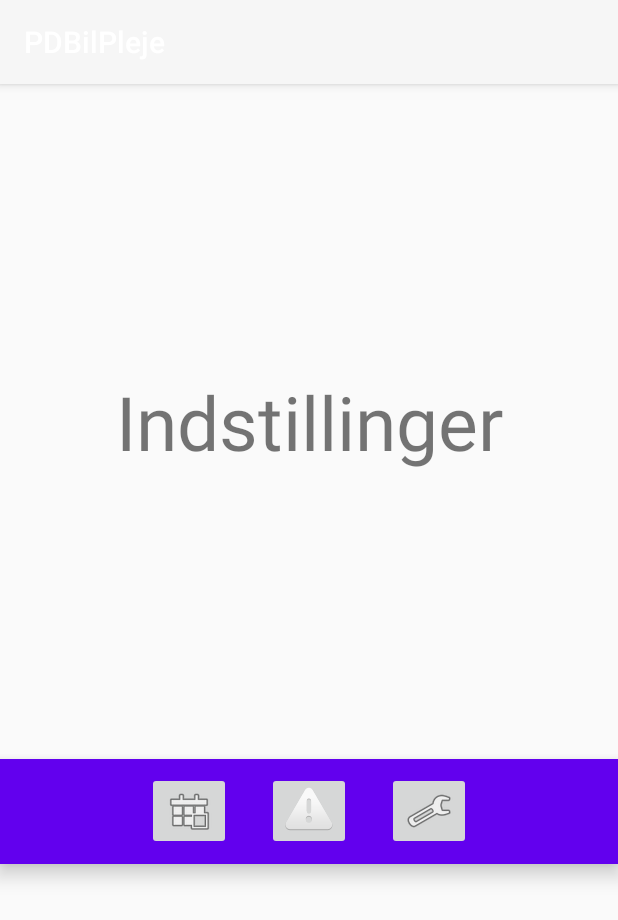
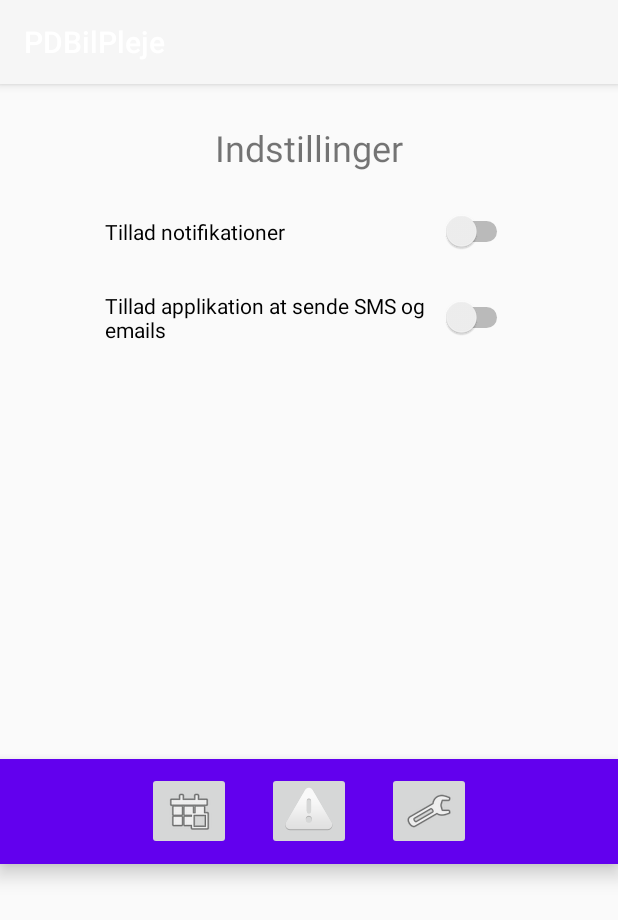
Before and after one commit to nato93/PDBilPleje, an Android app: the fragment SettingsFragment placed in its activity, on a phone screen of 412 x 824 dp. Shown: the top 920 px of the screen. Run offline under Robolectric (Android 15) with nearby library versions, the phone set to English and light mode, and no system bars.

Commit message:
created navbar and fragments

```diff
--- a/app/src/main/java/dk/aau/hr/pdbilpleje/Homepage/SettingsFragment.java
+++ b/app/src/main/java/dk/aau/hr/pdbilpleje/Homepage/SettingsFragment.java
@@ -20,6 +20,4 @@ public class SettingsFragment extends Fragment {
 //aye
         return view;
     }
-
-
 }
--- a/app/src/main/res/layout/fragment_settings.xml
+++ b/app/src/main/res/layout/fragment_settings.xml
@@ -2,17 +2,60 @@
 <androidx.constraintlayout.widget.ConstraintLayout
     xmlns:android="http://schemas.android.com/apk/res/android"
     xmlns:app="http://schemas.android.com/apk/res-auto"
+    xmlns:tools="http://schemas.android.com/tools"
     android:layout_width="match_parent"
     android:layout_height="match_parent">
 
+
     <TextView
-        android:id="@+id/settingsText"
+        android:id="@+id/textView3"
         android:layout_width="wrap_content"
         android:layout_height="wrap_content"
         android:text="@string/indstillinger"
-        android:textSize="50sp"
-        app:layout_constraintBottom_toBottomOf="parent"
+        android:textSize="24sp"
+        app:layout_constraintBottom_toTopOf="@+id/switch1"
         app:layout_constraintEnd_toEndOf="parent"
         app:layout_constraintStart_toStartOf="parent"
         app:layout_constraintTop_toTopOf="parent" />
-</androidx.constraintlayout.widget.ConstraintLayout>
+
+    <Switch
+        android:id="@+id/switch1"
+        android:layout_width="match_parent"
+        android:layout_height="wrap_content"
+        android:layout_weight="1"
+        android:paddingStart="70dp"
+        android:paddingEnd="70dp"
+        android:text="Tillad notifikationer"
+        app:layout_constraintBottom_toBottomOf="parent"
+        app:layout_constraintEnd_toEndOf="parent"
+        app:layout_constraintHorizontal_bias="0.0"
+        app:layout_constraintStart_toStartOf="parent"
+        app:layout_constraintTop_toTopOf="parent"
+        app:layout_constraintVertical_bias="0.201" />
+
+    <Switch
+        android:id="@+id/switch3"
+        android:layout_width="match_parent"
+        android:layout_height="wrap_content"
+        android:layout_weight="1"
+        android:paddingStart="70dp"
+        android:paddingEnd="70dp"
+        android:text="Tillad applikation at sende SMS og emails"
+        app:layout_constraintBottom_toBottomOf="parent"
+        app:layout_constraintEnd_toEndOf="parent"
+        app:layout_constraintHorizontal_bias="0.0"
+        app:layout_constraintStart_toStartOf="parent"
+
+        app:layout_constraintTop_toBottomOf="@+id/switch1"
+        app:layout_constraintVertical_bias="0.085" /><![CDATA[
+
+
+
+
+    android:layout_width="match_parent"
+        android:layout_height="match_parent"
+        android:orientation="vertical">
+]]>
+
+
+    </androidx.constraintlayout.widget.ConstraintLayout>
```
